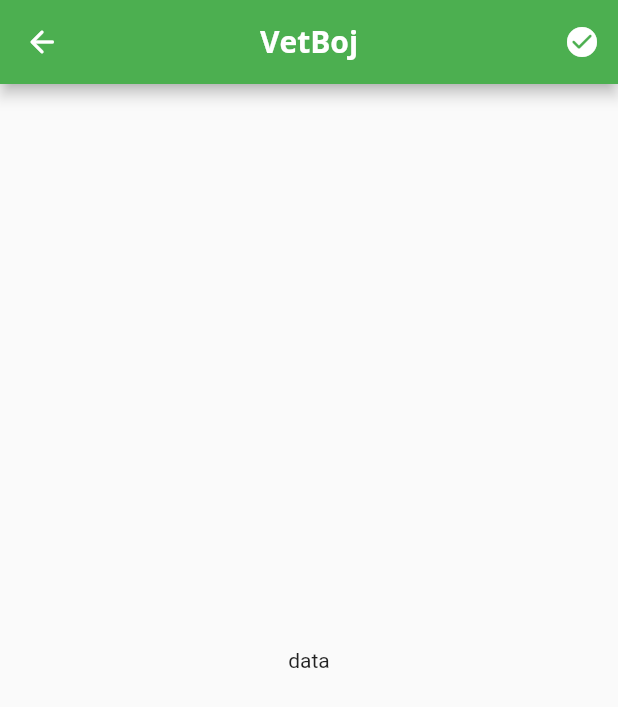
After one commit to MrBertemes/VetBoj, a Flutter app: the PaginaAcoes screen opened by its route, on a phone screen of 412 x 824 dp. The commit adds this screen. Shown: the top 707 px of the screen. Run offline on Flutter 3.47's test engine with Material 2 defaults, Android fonts, the light colour scheme and no system bars; Roboto replaces fonts that are missing (Opensans).

Commit message:
Adicionado páginas de criação de bois

```diff
--- /dev/null
+++ b/lib/paginaacoes.dart
@@ -0,0 +1,45 @@
+import 'package:flutter/material.dart';
+import 'model/area.dart';
+import 'model/boi.dart';
+
+class PaginaAcoes extends StatefulWidget {
+  const PaginaAcoes(List<Boi> listBois, List<Area> listArea);
+
+  @override
+  State<PaginaAcoes> createState() => _PaginaAcoesState();
+}
+
+class _PaginaAcoesState extends State<PaginaAcoes> {
+  @override
+  Widget build(BuildContext context) {
+    return Scaffold(
+      appBar: AppBar(
+        leading: IconButton(
+          onPressed: () {
+            Navigator.popAndPushNamed(context, '/boi');
+          },
+          icon: const Icon(
+            Icons.arrow_back_rounded,
+          ),
+        ),
+        centerTitle: true,
+        actions: [
+          IconButton(
+            onPressed: () {},
+            icon: const Icon(Icons.check_circle_rounded),
+          ),
+        ],
+        title: const Text(
+          "VetBoj",
+          style: TextStyle(
+            fontFamily: 'Opensans',
+            fontWeight: FontWeight.bold,
+          ),
+        ),
+      ),
+      body: const Center(
+        child: Text('data'),
+      ),
+    );
+  }
+}
```
Also changed, not shown: lib/main.dart (+23 -6 lines), lib/model/boi.dart (+4 -16 lines), lib/paginaboi.dart (added, +114 -0 lines).
